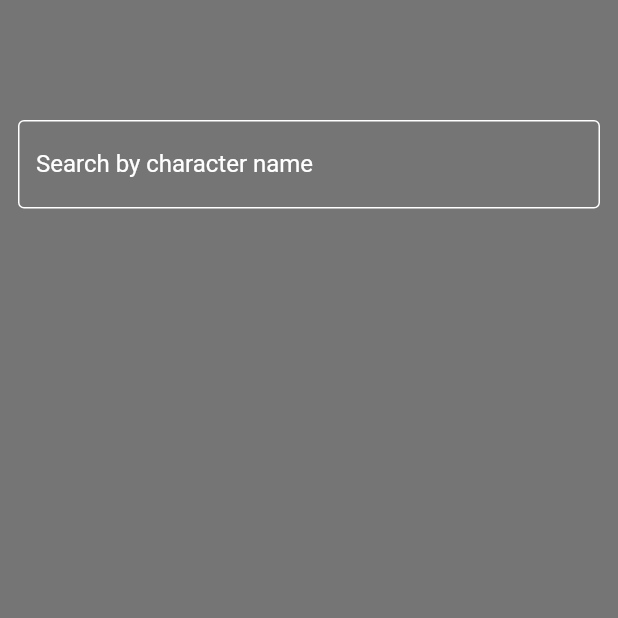
After one commit to mrleisen/OculusReparo, a Flutter app: the CreateCharacterView screen opened directly, on a phone screen of 412 x 824 dp, the top half of it. The commit adds this screen. Run offline on Flutter 3.47's test engine with Material 2 defaults, Android fonts, the phone set to English and light mode, and no system bars; our stand-ins replace cached_network_image, floor, get_it, google_fonts, image_picker, sqflite and 1 more; accounts and stored records are empty; generated files the repository leaves out were written again; network calls fail.

Commit message:
implementation of the creation of a character, part 1

```diff
--- /dev/null
+++ b/lib/presentation/charactercreation/CreateCharacterContract.dart
@@ -0,0 +1,9 @@
+
+abstract class CreateCharacterViewContract{
+
+}
+
+abstract class CreateCharacterPresenterContract{
+  attachView(CreateCharacterViewContract view);
+  detachView();
+}
--- /dev/null
+++ b/lib/presentation/charactercreation/CreateCharacterPresenter.dart
@@ -0,0 +1,29 @@
+
+import 'package:oculus_reparo/domain/usecases/CharacterUseCases.dart';
+import 'package:oculus_reparo/presentation/charactercreation/CreateCharacterContract.dart';
+
+class CreateCharacterPresenter implements CreateCharacterPresenterContract {
+
+  late CharacterUseCases _characterUseCases;
+  CreateCharacterViewContract? _view;
+
+  CreateCharacterPresenter(
+      CharacterUseCases characterUseCases
+  ){
+    _characterUseCases = characterUseCases;
+  }
+
+  @override
+  attachView(CreateCharacterViewContract view) {
+    _view = view;
+  }
+
+  @override
+  detachView() {
+    _view = null;
+  }
+
+  // private functions
+  bool _isViewAttached() => _view != null;
+
+}
--- /dev/null
+++ b/lib/presentation/charactercreation/CreateCharacterView.dart
@@ -0,0 +1,139 @@
+
+import 'package:flutter/material.dart';
+import 'package:google_fonts/google_fonts.dart';
+import 'package:oculus_reparo/base/utilities/DependencyInjector.dart';
+import 'package:oculus_reparo/base/utilities/VisualConstants.dart';
+import 'package:oculus_reparo/domain/models/characters/Character.dart';
+import 'package:oculus_reparo/presentation/charactercreation/CreateCharacterContract.dart';
+import 'package:oculus_reparo/presentation/charactercreation/CreateCharacterPresenter.dart';
+
+class CreateCharacterView extends StatefulWidget {
+
+  const CreateCharacterView({Key? key}) : super(key: key);
+
+  @override
+  State<CreateCharacterView> createState() => _CreateCharacterViewState();
+}
+
+class _CreateCharacterViewState extends State<CreateCharacterView> implements CreateCharacterViewContract {
+
+  bool _isLoading = false;
+  bool _showErrorFromApi = false;
+  bool _areCharactersSet = false;
+  bool _showOnlyCharactersWithPicture = false;
+  String _enteredKeyword = "";
+  String _errorFromApi = "";
+  String? _errorText;
+  late  CreateCharacterPresenter _presenter;
+
+  _CreateCharacterViewState(){
+    _presenter = CreateCharacterPresenter(serviceLocator());
+  }
+
+  @override
+  void initState() {
+    super.initState();
+    _presenter.attachView(this);
+  }
+
+  @override
+  Widget build(BuildContext context) {
+
+    const _spaceBetweenSwitchAndScreen = 10.0;
+
+    return Scaffold(
+        backgroundColor: Colors.black54,
+        extendBodyBehindAppBar: true,
+
+        body: (_isLoading)
+            ? const Center(child: CircularProgressIndicator())
+            : Stack(
+            children: [
+
+              Column(
+                  children: [
+
+                    // this is the Character section
+                    Expanded(
+                        child:SizedBox.shrink()
+                    )
+
+                  ]
+              ),
+
+              // this is the text input field
+              Container(
+                  margin: const EdgeInsets.only(
+                      top: 80,
+                      left: VisualConstants.SPACE_BETWEEN_INPUT_BOXES_AND_SCREEN,
+                      right: VisualConstants.SPACE_BETWEEN_INPUT_BOXES_AND_SCREEN),
+                  child: TextFormField(
+                      cursorColor: Colors.purple,
+                      style: const TextStyle(color: Colors.white),
+                      decoration: InputDecoration(
+                        labelText: 'Search by character name',
+                        errorText: _errorText,
+                        labelStyle: const TextStyle(color: Colors.white),
+                        hintStyle: const TextStyle(color: Colors.white),
+                        border: const OutlineInputBorder(
+                          borderSide: BorderSide(color: Colors.white, width: 1.0),
+                        ),
+                        focusedBorder: const OutlineInputBorder(
+                          borderSide: BorderSide(color: Colors.white, width: 1.0),
+                        ),
+                        enabledBorder: const OutlineInputBorder(
+                          borderSide: BorderSide(color: Colors.white, width: 1.0),
+                        ),
+                      ),
+                      enableSuggestions: true,
+                      textInputAction: TextInputAction.search,
+                      onFieldSubmitted: (value){  },
+                      onChanged: (value){  }
+                  )
+              )
+            ]
+        )
+    );
+  }
+
+  @override
+  showLoading() {
+    _isLoading = true;
+    setState(() { });
+  }
+
+  @override
+  hideLoading() {
+    _isLoading = false;
+    setState(() { });
+  }
+
+  @override
+  showError(String errorMessage) {
+    _showErrorFromApi = true;
+    _errorFromApi = errorMessage;
+    setState(() { });
+  }
+
+
+  // private functions
+
+  @override
+  notifyImageSavedSuccessfully() {
+    print('Image saved successfully');
+    const snackBar = SnackBar(
+      content: Text('Image saved successfully'),
+    );
+    ScaffoldMessenger.of(context).showSnackBar(snackBar);
+  }
+
+  @override
+  notifyImageNotSaved() {
+    print('Image not saved');
+    const snackBar = SnackBar(
+      content: Text('Image not saved'),
+    );
+    ScaffoldMessenger.of(context).showSnackBar(snackBar);
+  }
+
+}
--- a/lib/presentation/home/HomeScreenView.dart
+++ b/lib/presentation/home/HomeScreenView.dart
@@ -1,13 +1,12 @@
 
-import 'package:flutter/cupertino.dart';
 import 'package:flutter/material.dart';
 import 'package:google_fonts/google_fonts.dart';
 import 'package:oculus_reparo/base/utilities/DependencyInjector.dart';
 import 'package:oculus_reparo/base/utilities/VisualConstants.dart';
-import 'package:oculus_reparo/base/widgets/CharacterItem.dart';
 import 'package:oculus_reparo/domain/models/characters/Character.dart';
 import 'package:oculus_reparo/presentation/home/HomeScreenContract.dart';
 import 'package:oculus_reparo/presentation/home/HomeScreenPresenter.dart';
+import 'package:oculus_reparo/presentation/widgets/CharacterItem.dart';
 
 class HomeScreenView extends StatefulWidget {
 
--- a/lib/base/widgets/CharacterItem.dart
+++ b/lib/presentation/widgets/CharacterItem.dart
@@ -6,8 +6,8 @@ import 'package:flutter/material.dart';
 import 'package:google_fonts/google_fonts.dart';
 import 'package:image_picker/image_picker.dart';
 import 'package:oculus_reparo/base/utilities/MyAssets.dart';
-import 'package:oculus_reparo/base/widgets/CharacterInfoBottomSheet.dart';
 import 'package:oculus_reparo/domain/models/characters/Character.dart';
+import 'package:oculus_reparo/presentation/widgets/CharacterInfoBottomSheet.dart';
 
 // this widget draws an avatar, the Character name and the amount of repositories
 class CharacterItem extends StatelessWidget {
```
Also changed, not shown: lib/presentation/widgets/CharacterInfoBottomSheet.dart (renamed from lib/base/widgets/CharacterInfoBottomSheet.dart), 1 other file.
